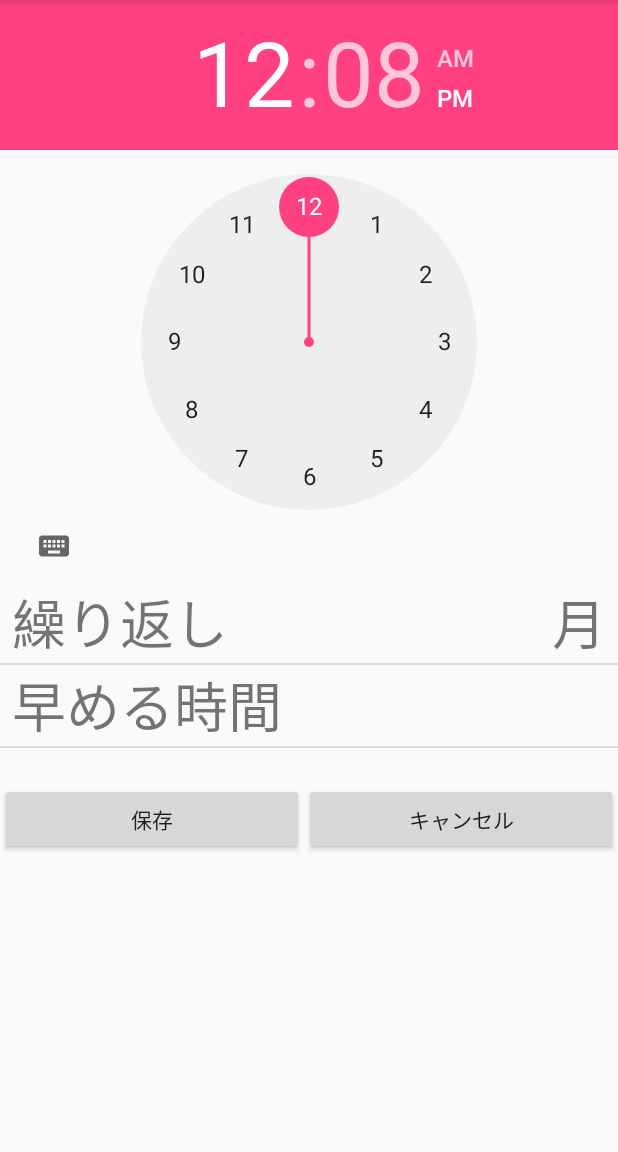
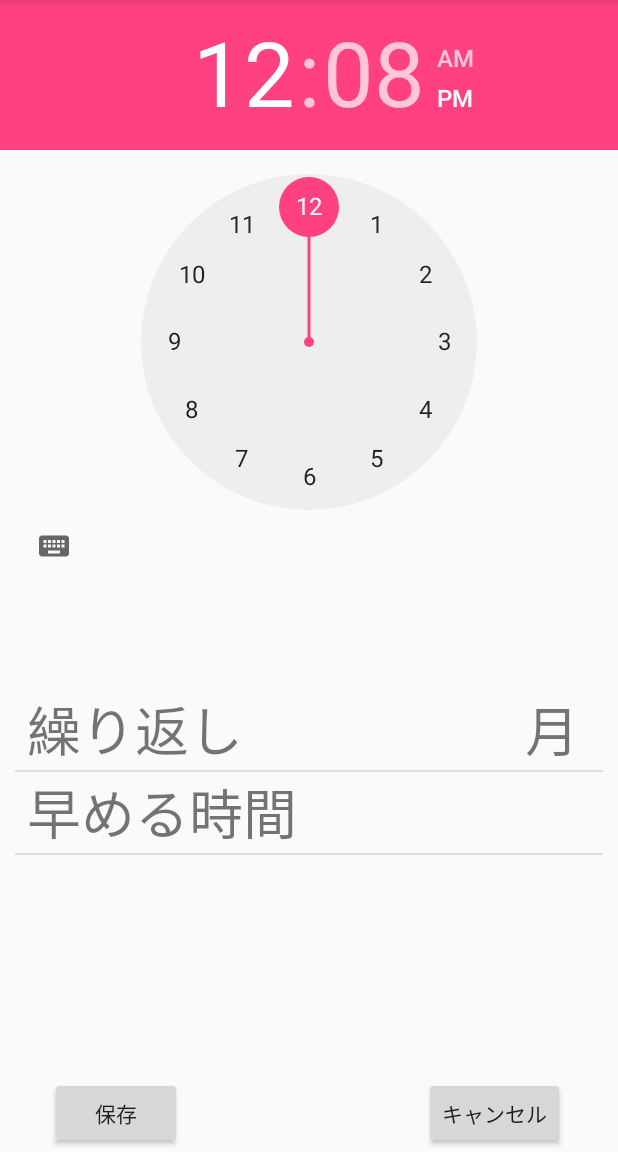
Before and after one commit to Team-TEMAEMISO/AlarmClock, an Android app: the SettingsActivity screen opened directly, with no data from a screen before it, on a phone screen of 412 x 824 dp, the part 84-1236 px from its top. Run offline under Robolectric (Android 15) with nearby library versions, the light colour scheme and no system bars.

Commit message:
天気設定画面のフラグメント追加

```diff
--- a/src/WeatherAlarm/app/build.gradle
+++ b/src/WeatherAlarm/app/build.gradle
@@ -30,4 +30,5 @@ dependencies {
     compile 'com.android.support.constraint:constraint-layout:1.0.0-beta4'
     compile 'com.android.support:design:25.2.0'
     testCompile 'junit:junit:4.12'
+    compile 'com.android.support:support-v13:26.0.0-alpha1'
 }
--- a/src/WeatherAlarm/app/src/main/res/layout/activity_alarm_settings.xml
+++ b/src/WeatherAlarm/app/src/main/res/layout/activity_alarm_settings.xml
@@ -1,37 +1,85 @@
 <?xml version="1.0" encoding="utf-8"?>
-<LinearLayout xmlns:android="http://schemas.android.com/apk/res/android"
-    android:orientation="vertical" android:layout_width="match_parent"
+<android.support.constraint.ConstraintLayout xmlns:android="http://schemas.android.com/apk/res/android"
+    xmlns:app="http://schemas.android.com/apk/res-auto"
+    xmlns:tools="http://schemas.android.com/tools"
+    android:orientation="vertical"
+    android:layout_width="match_parent"
     android:layout_height="match_parent"
-    android:weightSum="1">
+    android:weightSum="1"
+    tools:layout_editor_absoluteY="81dp"
+    tools:layout_editor_absoluteX="0dp">
 
     <TimePicker
         android:id="@+id/timePicker"
-        android:layout_width="match_parent"
-        android:layout_height="wrap_content" />
+        android:layout_width="wrap_content"
+        android:layout_height="wrap_content"
+        app:layout_constraintLeft_toLeftOf="parent"
+        app:layout_constraintRight_toRightOf="parent"
+        app:layout_constraintTop_toTopOf="parent"
+        app:layout_constraintHorizontal_bias="0.0" />
+
 
     <ListView
         android:id="@+id/listView2"
-        android:layout_width="match_parent"
-        android:layout_height="134dp" />
+        android:layout_width="392dp"
+        android:layout_height="124dp"
+        android:layout_marginBottom="15dp"
+        android:layout_marginEnd="53dp"
+        android:layout_marginStart="53dp"
+        android:layout_marginTop="8dp"
+        app:layout_constraintBottom_toTopOf="@+id/button"
+        app:layout_constraintLeft_toLeftOf="parent"
+        app:layout_constraintRight_toRightOf="parent"
+        app:layout_constraintTop_toBottomOf="@+id/timePicker"
+        app:layout_constraintVertical_bias="0.347"
+        tools:layout_constraintBottom_creator="1"
+        tools:layout_constraintLeft_creator="1"
+        tools:layout_constraintRight_creator="1"
+        tools:layout_constraintTop_creator="1" />
 
-    <LinearLayout
-        android:layout_width="match_parent"
-        android:layout_height="match_parent"
-        android:orientation="horizontal">
+    <Button
+        android:id="@+id/button"
+        android:layout_width="wrap_content"
+        android:layout_height="wrap_content"
+        android:layout_marginBottom="2dp"
+        android:layout_marginStart="33dp"
+        android:text="保存"
+        app:layout_constraintBottom_toBottomOf="parent"
+        tools:layout_constraintBottom_creator="1"
+        tools:layout_constraintLeft_creator="1"
+        android:layout_marginLeft="45dp"
+        app:layout_constraintLeft_toLeftOf="parent" />
 
-        <Button
-            android:id="@+id/button4"
-            android:layout_width="wrap_content"
-            android:layout_height="wrap_content"
-            android:layout_weight="1"
-            android:text="保存" />
+    <Button
+        android:id="@+id/button2"
+        android:layout_width="wrap_content"
+        android:layout_height="wrap_content"
+        android:layout_marginBottom="2dp"
+        android:layout_marginEnd="35dp"
+        android:layout_marginRight="36dp"
+        android:text="キャンセル"
+        app:layout_constraintBottom_toBottomOf="parent"
+        app:layout_constraintRight_toRightOf="parent"
+        tools:layout_constraintBottom_creator="1"
+        tools:layout_constraintRight_creator="1" />
 
-        <Button
-            android:id="@+id/button3"
-            android:layout_width="wrap_content"
-            android:layout_height="wrap_content"
-            android:layout_weight="1"
-            android:text="キャンセル" />
-    </LinearLayout>
+    <FrameLayout
+        android:id="@+id/contents"
+        android:layout_width="0dp"
+        android:layout_height="0dp"
+        android:layout_marginEnd="6dp"
+        android:layout_marginStart="6dp"
+        app:layout_constraintBottom_toBottomOf="parent"
+        app:layout_constraintLeft_toLeftOf="parent"
+        app:layout_constraintRight_toRightOf="parent"
+        app:layout_constraintTop_toTopOf="parent"
+        app:layout_constraintVertical_bias="0.0"
+        tools:layout_constraintBottom_creator="1"
+        tools:layout_constraintLeft_creator="1"
+        tools:layout_constraintRight_creator="1"
+        tools:layout_constraintTop_creator="1">
 
-</LinearLayout>
+    </FrameLayout>
+
+
+</android.support.constraint.ConstraintLayout>
--- a/src/WeatherAlarm/app/src/main/res/layout/listview_settings.xml
+++ b/src/WeatherAlarm/app/src/main/res/layout/listview_settings.xml
@@ -4,28 +4,31 @@
     xmlns:tools="http://schemas.android.com/tools"
     android:orientation="vertical"
     android:layout_width="match_parent"
-    android:layout_height="match_parent">
+    android:layout_height="match_parent"
+    tools:layout_editor_absoluteY="81dp"
+    tools:layout_editor_absoluteX="0dp">
 
     <TextView
         android:id="@+id/item"
         android:layout_width="wrap_content"
         android:layout_height="wrap_content"
-        android:layout_marginLeft="8dp"
-        android:layout_marginRight="8dp"
         android:text="項目"
         android:textSize="36sp"
-        app:layout_constraintHorizontal_bias="0.0"
+        android:layout_marginStart="8dp"
+        tools:layout_constraintTop_creator="1"
+        tools:layout_constraintLeft_creator="1"
         app:layout_constraintLeft_toLeftOf="parent"
-        app:layout_constraintRight_toLeftOf="@+id/value"
-        tools:layout_editor_absoluteY="-1dp" />
+        app:layout_constraintTop_toTopOf="parent" />
 
     <TextView
         android:id="@+id/value"
         android:layout_width="wrap_content"
         android:layout_height="wrap_content"
-        android:layout_marginRight="8dp"
         android:text="値"
         android:textSize="36sp"
+        android:layout_marginEnd="16dp"
+        tools:layout_constraintTop_creator="1"
+        tools:layout_constraintRight_creator="1"
         app:layout_constraintRight_toRightOf="parent"
-        tools:layout_editor_absoluteY="-2dp" />
+        app:layout_constraintTop_toTopOf="parent" />
 </android.support.constraint.ConstraintLayout>
```
Also changed, not shown: src/WeatherAlarm/app/src/main/java/temaemiso/jp/weatheralarm/SettingsActivity.java (+16 -4 lines), src/WeatherAlarm/app/src/main/res/layout/listview_alarm.xml (+29 -28 lines).
